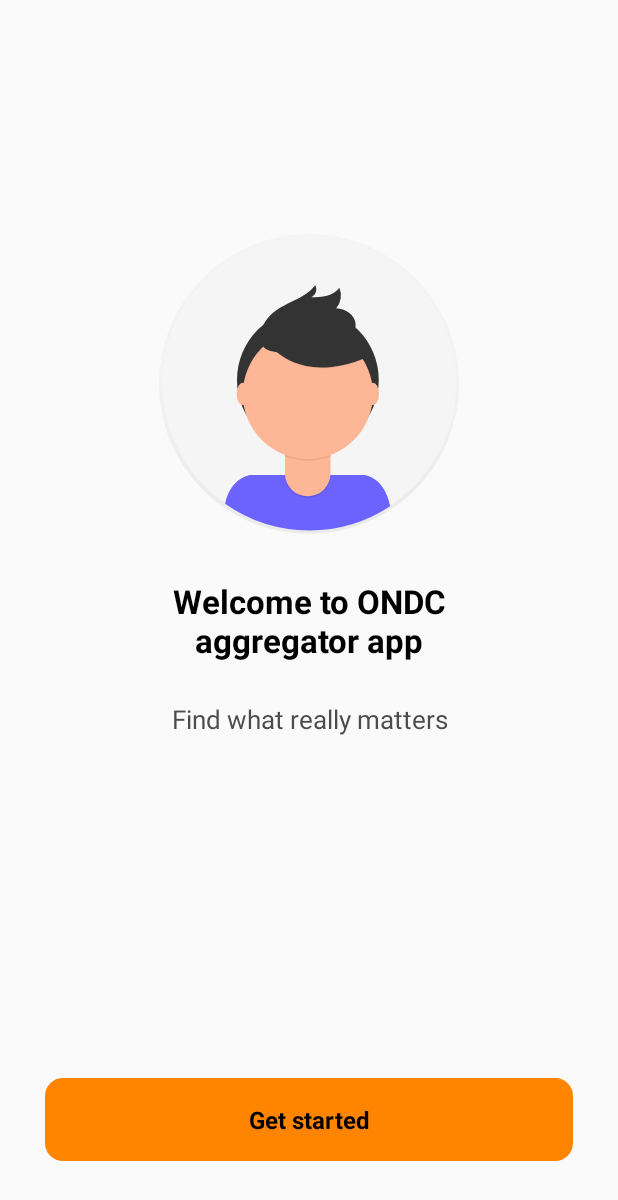
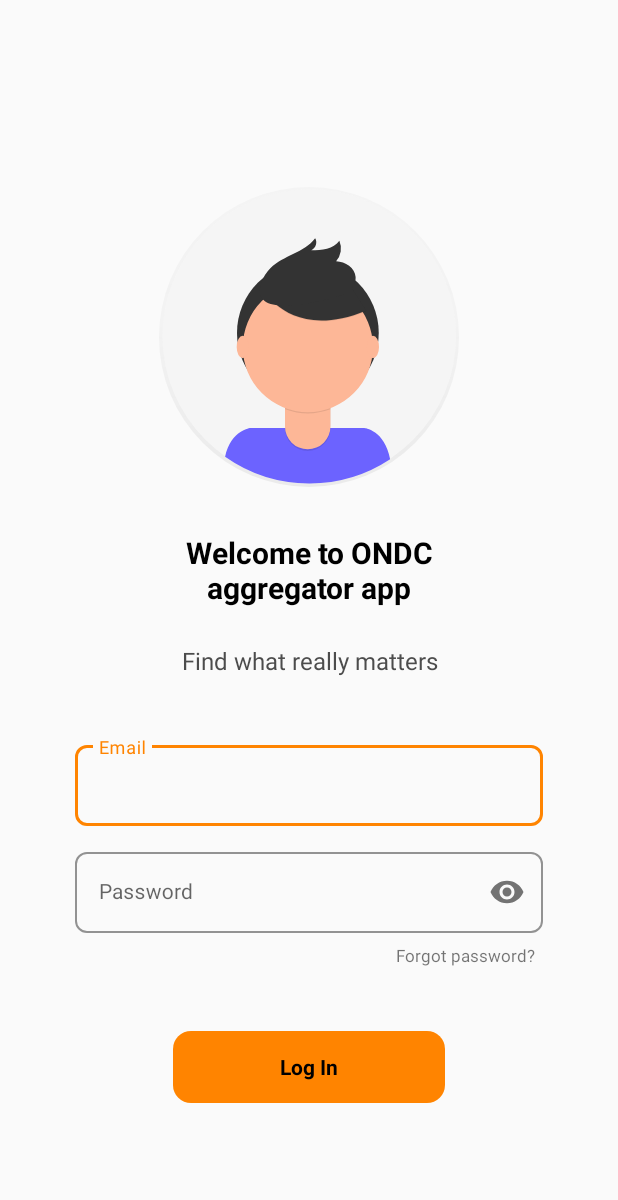
Before and after one commit to vishal719/Esamudaay, an Android app: the screen it shows after launch (GetStartedActivity), on a phone screen of 412 x 824 dp. Shown: the top 1200 px of the screen. Run offline under Robolectric (Android 15) with nearby library versions, the phone set to English and light mode, and no system bars; our stand-ins replace Firebase (no records; nobody signed in at launch, a user with empty details on screens opened directly).

Commit message:
google pass email signin

```diff
--- a/app/src/main/java/com/example/esamudaay/GetStartedActivity.java
+++ b/app/src/main/java/com/example/esamudaay/GetStartedActivity.java
@@ -1,10 +1,4 @@
 package com.example.esamudaay;
-
-import androidx.annotation.NonNull;
-import androidx.annotation.Nullable;
-import androidx.annotation.RequiresApi;
-import androidx.appcompat.app.AppCompatActivity;
-import androidx.appcompat.app.AppCompatDelegate;
 
 import android.app.Activity;
 import android.content.Intent;
@@ -15,6 +9,12 @@
 import android.view.Window;
 import android.view.WindowManager;
 import android.widget.Toast;
+
+import androidx.annotation.NonNull;
+import androidx.annotation.Nullable;
+import androidx.annotation.RequiresApi;
+import androidx.appcompat.app.AppCompatActivity;
+import androidx.appcompat.app.AppCompatDelegate;
 
 import com.example.esamudaay.databinding.ActivityGetStartedBinding;
 import com.google.android.gms.auth.api.signin.GoogleSignIn;
@@ -34,11 +34,11 @@
 import java.util.Objects;
 
 public class GetStartedActivity extends AppCompatActivity {
-    private static final int RC_SIGN_IN =100 ;
+    private static final int RC_SIGN_IN = 100;
     ActivityGetStartedBinding binding;
     private GoogleSignInClient mGoogleSignInClient;
     FirebaseDatabase database;
-
+    FirebaseAuth mAuth;
     public static void setWindowFlag(Activity activity, final int bits, boolean on) {
         Window win = activity.getWindow();
         WindowManager.LayoutParams winParams = win.getAttributes();
@@ -49,11 +49,12 @@
         }
         win.setAttributes(winParams);
     }
+
     @RequiresApi(api = Build.VERSION_CODES.M)
-    public void hideStatus(){
+    public void hideStatus() {
         /* To make the status bar transparent*/
 
-        getWindow().getDecorView().setSystemUiVisibility(View.SYSTEM_UI_FLAG_LAYOUT_STABLE | View.SYSTEM_UI_FLAG_LAYOUT_FULLSCREEN );
+        getWindow().getDecorView().setSystemUiVisibility(View.SYSTEM_UI_FLAG_LAYOUT_STABLE | View.SYSTEM_UI_FLAG_LAYOUT_FULLSCREEN);
 
         setWindowFlag(this, WindowManager.LayoutParams.FLAG_TRANSLUCENT_STATUS, false);
         getWindow().setStatusBarColor(Color.TRANSPARENT);
@@ -67,7 +68,7 @@
         setContentView(binding.getRoot());
 
         getWindow().getDecorView().setSystemUiVisibility(View.SYSTEM_UI_FLAG_LIGHT_STATUS_BAR);
-        if(Build.VERSION.SDK_INT >= Build.VERSION_CODES.M)
+        if (Build.VERSION.SDK_INT >= Build.VERSION_CODES.M)
             hideStatus();
         database = FirebaseDatabase.getInstance("https://esamudaay-4ae43-default-rtdb.asia-southeast1.firebasedatabase.app/");
 
@@ -75,13 +76,6 @@
         FirebaseUser currentUser = FirebaseAuth.getInstance().getCurrentUser();
         checkUsername(currentUser);
 
-        binding.signin.setOnClickListener(new View.OnClickListener() {
-            @Override
-            public void onClick(View v) {
-
-                signIn();
-            }
-        });
 
         // Configure Google Sign In
         GoogleSignInOptions gso = new GoogleSignInOptions.Builder(GoogleSignInOptions.DEFAULT_SIGN_IN)
@@ -92,70 +86,67 @@
         mGoogleSignInClient = GoogleSignIn.getClient(this, gso);
         FirebaseAuth firebaseAuth = FirebaseAuth.getInstance();
 
-    }
 
-    private void signIn() {
-        mGoogleSignInClient.signOut();
-        Intent signInIntent = mGoogleSignInClient.getSignInIntent();
-        startActivityForResult(signInIntent, RC_SIGN_IN);
-    }
 
+        binding.loginButton.setOnClickListener(new View.OnClickListener() {
             @Override
-    protected void onActivityResult(int requestCode, int resultCode, @Nullable Intent data) {
-        super.onActivityResult(requestCode, resultCode, data);
-        // Result returned from launching the Intent from GoogleSignInApi.getSignInIntent(...);
-        if (requestCode == RC_SIGN_IN) {
-            Task<GoogleSignInAccount> task = GoogleSignIn.getSignedInAccountFromIntent(data);
+            public void onClick(View v) {
+
                 try {
-                // Google Sign In was successful, authenticate with Firebase
-                GoogleSignInAccount account = task.getResult(ApiException.class);
-                firebaseAuthWithGoogle(account.getIdToken());
-            } catch (ApiException e) {
-                // Google Sign In failed, update UI appropriately
-            }
-        }
-    }
-    private void firebaseAuthWithGoogle(String idToken) {
-        AuthCredential credential = GoogleAuthProvider.getCredential(idToken, null);
-        FirebaseAuth.getInstance().signInWithCredential(credential)
-                .addOnCompleteListener(this, new OnCompleteListener<AuthResult>() {
+                    FirebaseAuth.getInstance().signInWithEmailAndPassword(binding.loginEmail.getText().toString(),
+                            binding.loginPassword.getText().toString()).addOnCompleteListener(new OnCompleteListener<AuthResult>() {
                         @Override
                         public void onComplete(@NonNull Task<AuthResult> task) {
-                        if (task.isSuccessful()) {
-                            // Sign in success, update UI with the signed-in user's information
-
-                            boolean isNew = Objects.requireNonNull(task.getResult().getAdditionalUserInfo()).isNewUser();
+                            if(task.isSuccessful()){
                                 FirebaseUser user = FirebaseAuth.getInstance().getCurrentUser();
-
-//                            if(isNew){
-//                                database.getReference().child("Incomplete_login").child(FirebaseAuth.getInstance().getUid()).setValue(FirebaseAuth.getInstance().getUid());
-//                                Intent intent = new Intent(GetStartedActivity.this,UserDetailActivity.class);
-//                                intent.putExtra("msg", "false");
-//                                Toast.makeText(GetStartedActivity.this, "New USer", Toast.LENGTH_SHORT).show();
-//                                startActivity(intent);
-//                                finishAffinity();
-//                            }
-//                            else{
-//                                Intent intent = new Intent(GetStartedActivity.this,HomeActivity.class);
-//                                startActivity(intent);
-//                                Toast.makeText(GetStartedActivity.this,"Old User",Toast.LENGTH_SHORT).show();
-//                                finishAffinity();
-//                            }
+                                Intent intent = new Intent(GetStartedActivity.this,MainActivity.class);
+                                startActivity(intent);
                                 finish();
                             }
                             else {
-                            // If sign in fails, display a message to the user.
+                                Toast.makeText(GetStartedActivity.this,"This user does not exist",Toast.LENGTH_SHORT).show();
                             }
                         }
                     });
                 }
+                catch (IllegalArgumentException ex){
+                    Toast.makeText(GetStartedActivity.this,"Please enter the login details",Toast.LENGTH_SHORT).show();
+                }
+            }
+        });
 
-    public void checkUsername(FirebaseUser currentUser){
-        if(currentUser != null){
+        binding.forgotPassword.setOnClickListener(new View.OnClickListener() {
+            @Override
+            public void onClick(View v) {
+                if(binding.loginEmail.getText().toString().trim().equals("")){
+                    Toast.makeText(GetStartedActivity.this, "Please enter an Email address", Toast.LENGTH_SHORT).show();
+                }
+                else{
+
+                    FirebaseAuth auth = FirebaseAuth.getInstance();
+                    String emailAddress = binding.loginEmail.getText().toString().trim();
+
+                    auth.sendPasswordResetEmail(emailAddress)
+                            .addOnCompleteListener(new OnCompleteListener<Void>() {
+                                @Override
+                                public void onComplete(@NonNull Task<Void> task) {
+                                    if (task.isSuccessful()) {
+                                        Toast.makeText(GetStartedActivity.this, "Email sent", Toast.LENGTH_SHORT).show();
+                                    }
+                                }
+                            });
+                }
+            }
+        });
+
+    }
+
+    public void checkUsername(FirebaseUser currentUser) {
+        if (currentUser != null) {
             currentUser.reload();
-//            Intent intent = new Intent(GetStartedActivity.this,HomeActivity.class);
-//            intent.addFlags(Intent.FLAG_ACTIVITY_CLEAR_TOP);
-//            startActivity(intent);
+            Intent intent = new Intent(GetStartedActivity.this, MainActivity.class);
+            intent.addFlags(Intent.FLAG_ACTIVITY_CLEAR_TOP);
+            startActivity(intent);
             finish();
 
         }
--- /dev/null
+++ b/app/src/main/res/drawable/ic_baseline_email_24.xml
@@ -0,0 +1,5 @@
+<vector android:height="24dp" android:tint="#000000"
+    android:viewportHeight="24" android:viewportWidth="24"
+    android:width="24dp" xmlns:android="http://schemas.android.com/apk/res/android">
+    <path android:fillColor="@android:color/white" android:pathData="M20,4L4,4c-1.1,0 -1.99,0.9 -1.99,2L2,18c0,1.1 0.9,2 2,2h16c1.1,0 2,-0.9 2,-2L22,6c0,-1.1 -0.9,-2 -2,-2zM20,8l-8,5 -8,-5L4,6l8,5 8,-5v2z"/>
+</vector>
--- a/app/src/main/res/layout/activity_get_started.xml
+++ b/app/src/main/res/layout/activity_get_started.xml
@@ -16,17 +16,17 @@
         app:layout_constraintEnd_toEndOf="parent"
         app:layout_constraintStart_toStartOf="parent"
         app:layout_constraintTop_toTopOf="parent"
-        app:layout_constraintVertical_bias="0.25" />
+        app:layout_constraintVertical_bias="0.2" />
 
     <TextView
         android:id="@+id/textView2"
         android:layout_width="200dp"
         android:layout_height="wrap_content"
+        android:layout_marginTop="30dp"
+        android:gravity="center"
         android:text="Welcome to ONDC aggregator app"
         android:textColor="@color/black"
-        android:textSize="22dp"
-        android:gravity="center"
-        android:layout_marginTop="30dp"
+        android:textSize="20dp"
         android:textStyle="bold"
         app:layout_constraintEnd_toEndOf="parent"
         app:layout_constraintStart_toStartOf="parent"
@@ -36,33 +36,124 @@
         android:id="@+id/textView3"
         android:layout_width="250dp"
         android:layout_height="wrap_content"
-        android:layout_marginTop="26dp"
-
+        android:layout_marginTop="24dp"
         android:gravity="center"
         android:text="Find what really matters"
         android:textColor="@color/AppTextColour"
-        android:textSize="17dp"
+        android:textSize="16dp"
         app:layout_constraintEnd_toEndOf="@+id/textView2"
         app:layout_constraintStart_toStartOf="@+id/textView2"
         app:layout_constraintTop_toBottomOf="@+id/textView2" />
 
-    <TextView
-        android:layout_width="match_parent"
-        android:layout_height="55dp"
-        android:id="@+id/signin"
-        android:background="@drawable/buttonbg"
-        android:gravity="center"
-        android:text="Get started"
-        android:textColor="@color/black"
-        android:textSize="16dp"
-        android:textStyle="bold"
-        android:layout_marginBottom="50dp"
-        android:layout_marginLeft="30dp"
-        android:layout_marginRight="30dp"
-        android:backgroundTint="#FF8400"
-        app:layout_constraintBottom_toBottomOf="parent"
-        app:layout_constraintEnd_toEndOf="parent"
-        app:layout_constraintStart_toStartOf="parent" />
 
 
+    <com.google.android.material.textfield.TextInputLayout
+        android:id="@+id/textInputLayout2"
+        style="@style/Widget.MaterialComponents.TextInputLayout.OutlinedBox"
+        android:layout_width="match_parent"
+        android:layout_height="wrap_content"
+        android:layout_marginStart="50dp"
+        android:layout_marginTop="40dp"
+        android:layout_marginEnd="50dp"
+        app:boxCornerRadiusBottomEnd="8dp"
+        app:boxCornerRadiusBottomStart="8dp"
+        app:boxCornerRadiusTopEnd="8dp"
+        app:boxCornerRadiusTopStart="8dp"
+        app:boxStrokeColor="@color/themeapp"
+        app:hintTextColor="@color/themeapp"
+        app:layout_constraintEnd_toEndOf="parent"
+        app:layout_constraintStart_toStartOf="parent"
+        app:layout_constraintTop_toBottomOf="@+id/textView3">
+
+        <com.google.android.material.textfield.TextInputEditText
+            android:id="@+id/login_email"
+            android:layout_width="match_parent"
+            android:layout_height="wrap_content"
+            android:layout_gravity="center_vertical"
+            android:gravity="center_vertical"
+            android:hint="Email"
+
+            android:inputType="textCapSentences|textWebEmailAddress"
+            android:textColorHint="@color/black"
+            android:textSize="14sp" />
+    </com.google.android.material.textfield.TextInputLayout>
+
+    <TextView
+        android:id="@+id/forgot_password"
+        android:layout_width="wrap_content"
+        android:layout_height="wrap_content"
+        android:layout_marginTop="7dp"
+        android:layout_marginEnd="5dp"
+        android:clickable="true"
+        android:text="Forgot password?"
+        android:textSize="11dp"
+        app:layout_constraintEnd_toEndOf="@+id/textInputLayout3"
+        app:layout_constraintTop_toBottomOf="@+id/textInputLayout3" />
+
+
+    <com.google.android.material.textfield.TextInputLayout
+        android:id="@+id/textInputLayout3"
+        style="@style/Widget.MaterialComponents.TextInputLayout.OutlinedBox"
+        android:layout_width="match_parent"
+        android:layout_height="wrap_content"
+        android:layout_marginStart="50dp"
+        android:layout_marginTop="12dp"
+        android:layout_marginEnd="50dp"
+        app:boxCornerRadiusBottomEnd="8dp"
+        app:boxCornerRadiusBottomStart="8dp"
+        app:boxCornerRadiusTopEnd="8dp"
+        app:boxCornerRadiusTopStart="8dp"
+        app:boxStrokeColor="@color/themeapp"
+        app:hintTextColor="@color/themeapp"
+        app:layout_constraintEnd_toEndOf="@+id/textInputLayout2"
+        app:layout_constraintStart_toStartOf="@+id/textInputLayout2"
+        app:layout_constraintTop_toBottomOf="@+id/textInputLayout2"
+        app:passwordToggleEnabled="true">
+
+        <com.google.android.material.textfield.TextInputEditText
+            android:id="@+id/login_password"
+            android:layout_width="match_parent"
+            android:layout_height="wrap_content"
+            android:layout_gravity="center_vertical"
+            android:gravity="center_vertical"
+            android:hint="Password"
+            android:inputType="textCapSentences|textPassword"
+            android:textColorHint="@color/black"
+            android:textSize="14sp" />
+    </com.google.android.material.textfield.TextInputLayout>
+
+    <TextView
+        android:id="@+id/login_button"
+        android:layout_width="181dp"
+        android:layout_height="48dp"
+        android:layout_marginStart="70dp"
+        android:layout_marginTop="65dp"
+        android:layout_marginEnd="70dp"
+        android:background="@drawable/buttonbg"
+        android:backgroundTint="@color/themeapp"
+        android:clickable="true"
+        android:foreground="?attr/selectableItemBackground"
+        android:gravity="center"
+        android:text="Log In"
+        android:textColor="@color/black"
+        android:textSize="14dp"
+        android:textStyle="bold"
+        app:layout_constraintEnd_toEndOf="@+id/textInputLayout3"
+        app:layout_constraintStart_toStartOf="@+id/textInputLayout3"
+        app:layout_constraintTop_toBottomOf="@+id/textInputLayout3" />
+
+    <ProgressBar
+        android:id="@+id/loading"
+        style="@style/Widget.AppCompat.ProgressBar"
+        android:layout_width="35dp"
+        android:layout_height="35dp"
+        android:indeterminateTint="@color/white"
+        android:outlineAmbientShadowColor="@color/black"
+        android:outlineSpotShadowColor="@color/black"
+        android:visibility="invisible"
+        app:layout_constraintBottom_toBottomOf="@+id/login_button"
+        app:layout_constraintEnd_toEndOf="@+id/login_button"
+        app:layout_constraintStart_toStartOf="@+id/login_button"
+        app:layout_constraintTop_toTopOf="@+id/login_button" />
+
 </androidx.constraintlayout.widget.ConstraintLayout>
--- a/app/src/main/res/values/colors.xml
+++ b/app/src/main/res/values/colors.xml
@@ -18,6 +18,7 @@
     <color name="main_background">#211A2C</color>
     <color name="yellow_icon_color">#FBC820</color>
     <color name="basket">#DE0000</color>
+    <color name="themeapp">#FF8400</color>
 
     <color name="cricket">#FF9437</color>
     <color name="volley">#FFEB6B</color>
```
Lines whose indentation alone changed are shown as unchanged.
